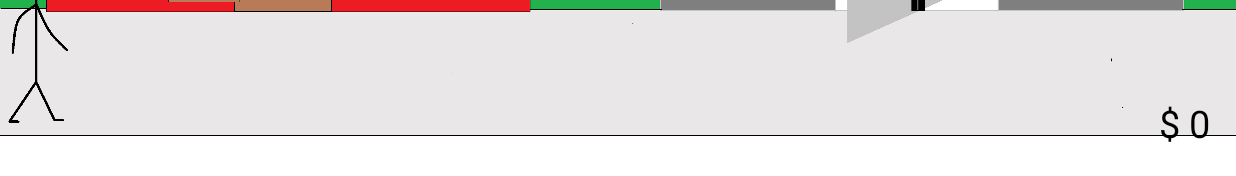
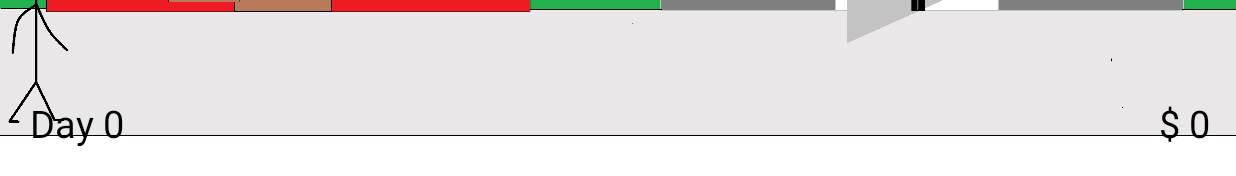
Before and after one commit to dracon98/TrappedStickWorld, an Android app: the MainActivity screen opened directly, with no data from a screen before it, on a phone screen of 824 x 412 dp (held sideways). Shown: the part 439-615 px from the top of the screen. Run offline under Robolectric (Android 15) with nearby library versions, the light colour scheme and no system bars.

Commit message:
Day, sleep implementation

```diff
--- a/app/src/main/java/com/example/richardoalvin/trappedstickworld/MainActivity.java
+++ b/app/src/main/java/com/example/richardoalvin/trappedstickworld/MainActivity.java
@@ -48,6 +48,7 @@ public class MainActivity extends AppCompatActivity {
     TextView intText;
     TextView moveText;
     TextView bagItem;
+    TextView dayText;
     ImageView statsButton;
     ImageButton office;
     Button Left;
@@ -86,6 +87,10 @@ public class MainActivity extends AppCompatActivity {
         house = (ImageButton) findViewById(R.id.HouseDoor);
         office = (ImageButton) findViewById(R.id.OfficeDoor);
         moveText = (TextView) findViewById(R.id.MovingText);
+        dayText = (TextView)findViewById(R.id.day);
+        String days = connect.load_time();
+        List<String> timesArray = Arrays.asList(days.split(","));
+        dayText.setText("Day "+timesArray.get(0));
         Money.setText("$ "+connect.load_money() );
         house.setOnClickListener(new View.OnClickListener() {
             @Override
--- a/app/src/main/java/com/example/richardoalvin/trappedstickworld/Office.java
+++ b/app/src/main/java/com/example/richardoalvin/trappedstickworld/Office.java
@@ -53,7 +53,7 @@ public class Office extends AppCompatActivity {
         work.setOnClickListener(new View.OnClickListener() {
             @Override
             public void onClick(View view) {
-                if (connect.load_quest()==0){
+                if (connect.load_quest()==0&&(connect.text_load()==2||connect.text_load()==3)){
                     myTimer.cancel();
                     connect.quest_change(1);
                     connect.add_stats(3,3,3);
--- a/app/src/main/res/layout-land/activity_house.xml
+++ b/app/src/main/res/layout-land/activity_house.xml
@@ -2,6 +2,7 @@
 <LinearLayout xmlns:android="http://schemas.android.com/apk/res/android"
     android:orientation="vertical" android:layout_width="match_parent"
     android:layout_height="match_parent"
+    android:id="@+id/house"
     android:background="@drawable/background_house">
     <TextView
         android:id="@+id/MovingText"
--- a/app/src/main/res/layout-land/activity_main.xml
+++ b/app/src/main/res/layout-land/activity_main.xml
@@ -4,8 +4,6 @@
     android:layout_width="match_parent"
     android:layout_height="match_parent"
     tools:context="com.example.richardoalvin.trappedstickworld.MainActivity">
-
-
     <TextView
         android:layout_width="wrap_content"
         android:layout_height="wrap_content" />
@@ -176,4 +174,17 @@
             </LinearLayout>
         </LinearLayout>
     </LinearLayout>
+    <TextView
+        android:layout_width="wrap_content"
+        android:layout_height="wrap_content"
+        android:text="Day"
+        android:id="@+id/day"
+        android:layout_alignParentBottom="true"
+        android:layout_alignParentLeft="true"
+        android:layout_alignParentStart="true"
+        android:layout_marginLeft="20dp"
+        android:layout_marginStart="20dp"
+        android:layout_marginBottom="20dp"
+        android:textColor="@android:color/black"
+        android:textSize="25dp"/>
 </RelativeLayout>
```
Also changed, not shown: app/src/main/java/com/example/richardoalvin/trappedstickworld/Database.java (+31 -5 lines), app/src/main/java/com/example/richardoalvin/trappedstickworld/House.java (+21 -0 lines).
